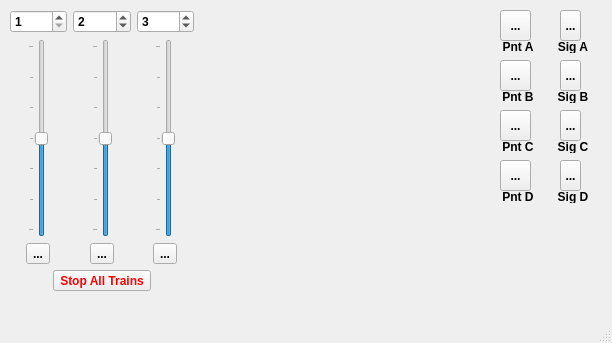
schelli04/Gertbot_DCC, file gb_dcc.ui: the form before one commit.
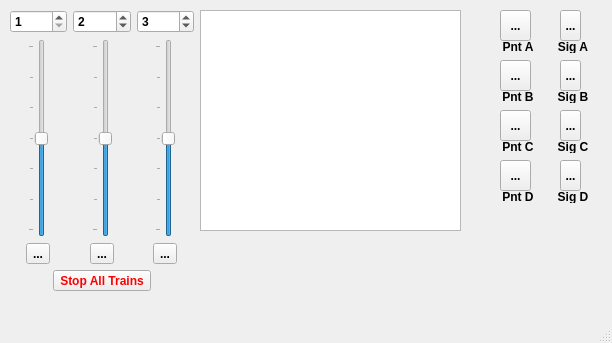
The form after the commit. Icons and pictures are not drawn.

Commit message: LOGfeld hinzugefügt

```diff
--- a/gb_dcc.ui
+++ b/gb_dcc.ui
@@ -685,6 +685,16 @@
      </item>
     </layout>
    </widget>
+   <widget class="QPlainTextEdit" name="te_log">
+    <property name="geometry">
+     <rect>
+      <x>200</x>
+      <y>10</y>
+      <width>261</width>
+      <height>221</height>
+     </rect>
+    </property>
+   </widget>
   </widget>
   <widget class="QMenuBar" name="menubar">
    <property name="geometry">
```
The commit also changes 1 other file.
